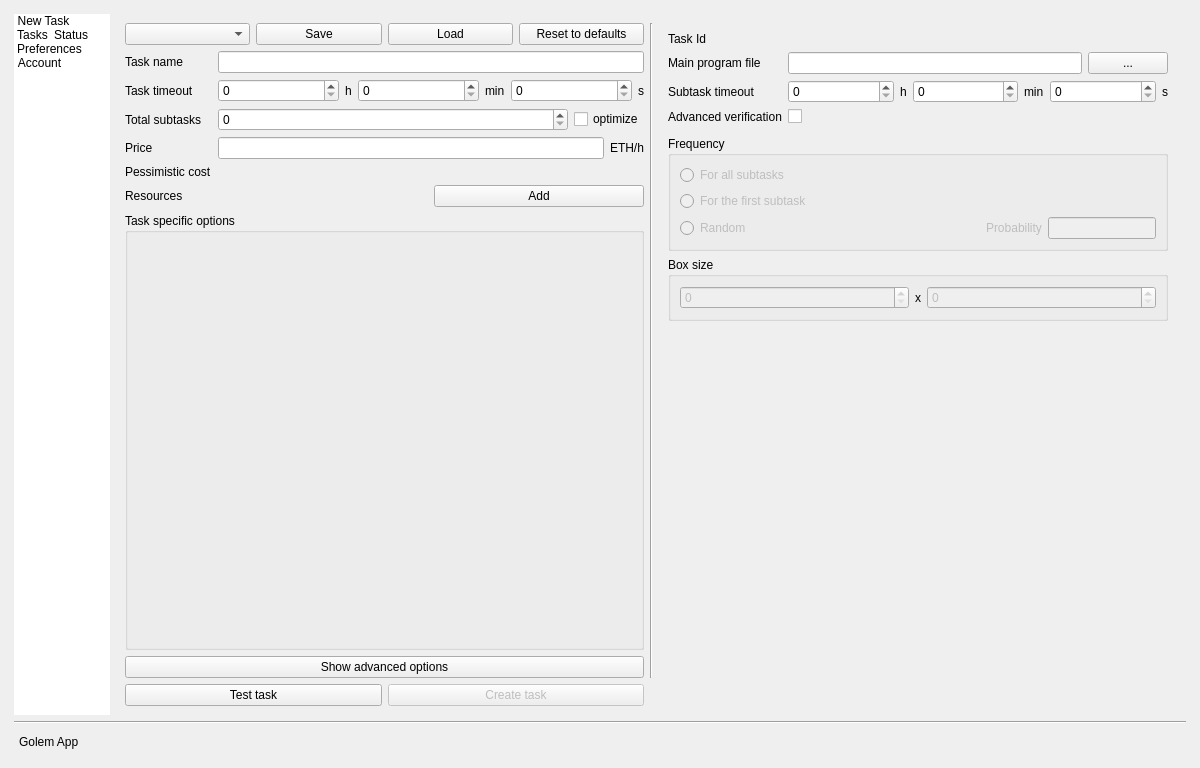
Before: the Qt Designer form gnr/ui/AppMainWindow.ui in golemfactory/clay, drawn with Qt 5.
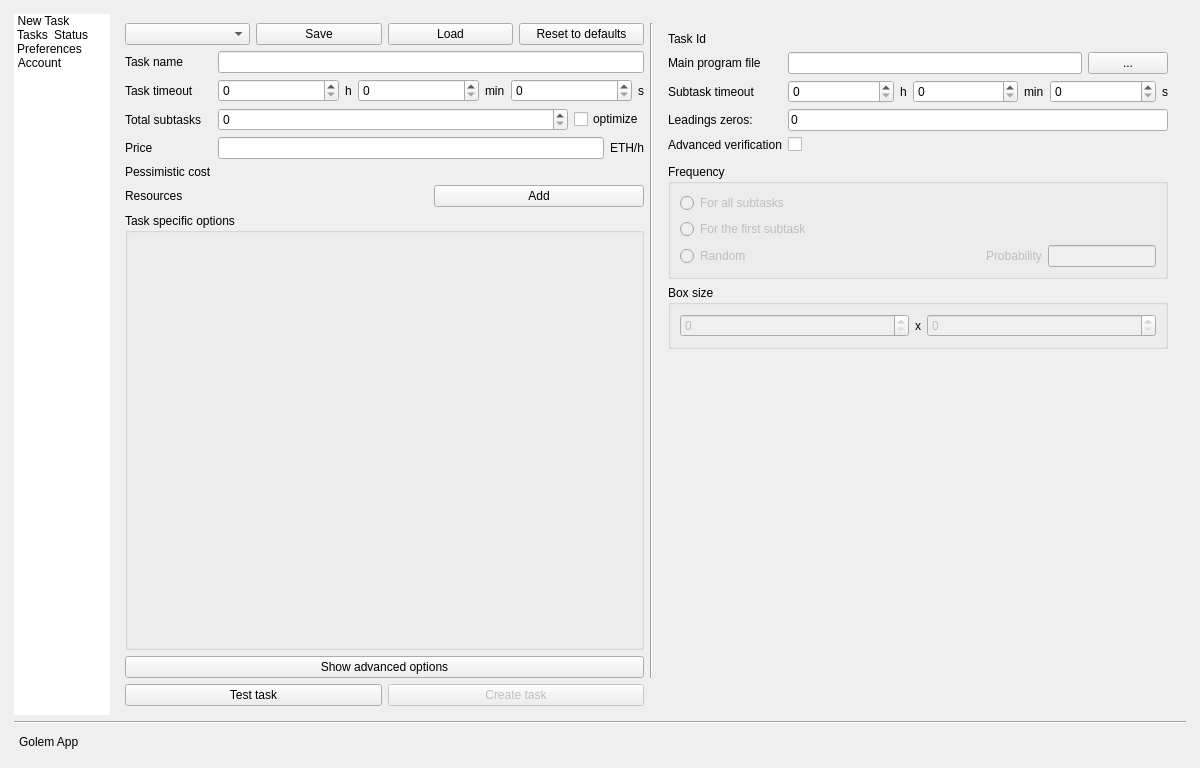
After: the same form once the commit is applied. Icons and pictures are not drawn. Custom widgets are drawn as their Qt base class.

Commit message: Fix frame numbers + allow user to define number of leading zeros #398

Diff of the .ui file:
```diff
--- a/gnr/ui/AppMainWindow.ui
+++ b/gnr/ui/AppMainWindow.ui
@@ -461,7 +461,7 @@
                    </property>
                   </widget>
                  </item>
-                 <item row="3" column="0">
+                 <item row="4" column="0">
                   <widget class="QLabel" name="label_59">
                    <property name="toolTip">
                     <string>Check this if you want to enable advanced subtask verification</string>
@@ -471,13 +471,33 @@
                    </property>
                   </widget>
                  </item>
-                 <item row="3" column="1">
+                 <item row="4" column="1">
                   <widget class="QCheckBox" name="advanceVerificationCheckBox">
                    <property name="text">
                     <string/>
                    </property>
                   </widget>
                  </item>
+                 <item row="3" column="0">
+                  <widget class="QLabel" name="LeadingZerosLabel">
+                   <property name="toolTip">
+                    <string>Set number of leading zeros in frames names</string>
+                   </property>
+                   <property name="text">
+                    <string>Leadings zeros:</string>
+                   </property>
+                  </widget>
+                 </item>
+                 <item row="3" column="1">
+                  <widget class="QLineEdit" name="leadingZerosLineEdit">
+                   <property name="toolTip">
+                    <string/>
+                   </property>
+                   <property name="text">
+                    <string>0</string>
+                   </property>
+                  </widget>
+                 </item>
                 </layout>
                </item>
                <item row="3" column="1">
```
Left out of the diff: 89 changed lines with no effect on the pictures. The commit also changes 9 other files.
